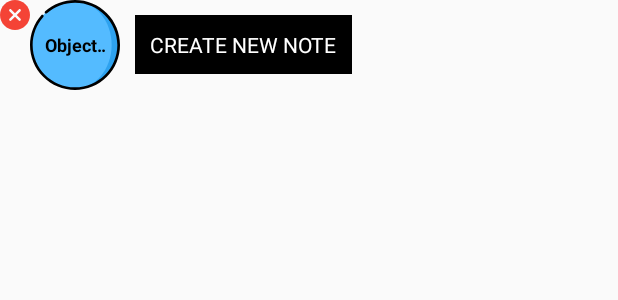
After one commit to adityag1998/FloatingHeads, an Android app: the layout floating_note_widget.xml on its own in the app's theme, with its tools: preview values and no code run, on a phone screen of 412 x 824 dp. The commit adds this screen. Shown: the top 300 px of the screen. Run offline under Robolectric (Android 15) with nearby library versions, the phone set to English and light mode, and no system bars.

```diff
--- a/app/src/main/java/com/samsung/floatingheads/MainActivity.java
+++ b/app/src/main/java/com/samsung/floatingheads/MainActivity.java
@@ -11,7 +11,7 @@ import android.view.View;
 import android.widget.Toast;
 
 public class MainActivity extends AppCompatActivity {
-    // Request Service Code
+    // Request Service Code for Overlay Settings
     private static final int POPUP_DRAW_OVER_OTHER_APP_PERMISSION = 1001;
 
     private void initializeView() {
@@ -44,6 +44,9 @@ public class MainActivity extends AppCompatActivity {
         }
     }
 
+
+    // For Android P or greater, it is not mandatory for settings to return RESULT_OK on settings change
+    // That's why explicit check is made for settings.canDrawOverlays additionally
     @Override
     protected void onActivityResult(int requestCode, int resultCode, Intent data) {
         if (requestCode == POPUP_DRAW_OVER_OTHER_APP_PERMISSION) {
--- /dev/null
+++ b/app/src/main/res/layout/floating_note_widget.xml
@@ -0,0 +1,55 @@
+<?xml version="1.0" encoding="utf-8"?>
+<LinearLayout xmlns:android="http://schemas.android.com/apk/res/android"
+    android:orientation="horizontal"
+    android:layout_width="wrap_content"
+    android:layout_height="wrap_content"
+    android:id="@+id/complete_bubble">
+
+    <ImageView
+        android:layout_width="20dp"
+        android:layout_height="20dp"
+        android:src="@drawable/ic_close"
+        android:id="@+id/click_to_close">
+    </ImageView>
+
+    <RelativeLayout
+        android:layout_width="60dp"
+        android:layout_height="60dp"
+        android:id="@+id/object_name_bubble">
+        <ImageView
+            android:layout_width="60dp"
+            android:layout_height="60dp"
+            android:src="@drawable/ic_circle_head"
+            android:id="@+id/object_name_circle">
+        </ImageView>
+        <TextView
+            android:layout_width="match_parent"
+            android:layout_height="match_parent"
+            android:scrollHorizontally="true"
+            android:singleLine="true"
+            android:text="Object Name"
+            android:textColor="@android:color/black"
+            android:textStyle="bold"
+            android:textSize="12dp"
+            android:ellipsize="marquee"
+            android:gravity="center"
+            android:padding="5dp"
+            android:id="@+id/object_name_text">
+        </TextView>
+    </RelativeLayout>
+
+    <TextView
+        android:layout_width="wrap_content"
+        android:layout_height="wrap_content"
+        android:ellipsize="end"
+        android:singleLine="true"
+        android:layout_margin="10dp"
+        android:padding="10dp"
+        android:text="CREATE NEW NOTE"
+        android:background="@android:color/black"
+        android:textColor="@android:color/white"
+        android:layout_gravity="center_vertical"
+        android:id="@+id/note_name_text">
+    </TextView>
+
+</LinearLayout>
```
Also changed, not shown: app/src/main/java/com/samsung/floatingheads/FloatingPopupService.java (+22 -23 lines), app/src/main/res/layout/floating_widget.xml (deleted, +0 -66 lines).
